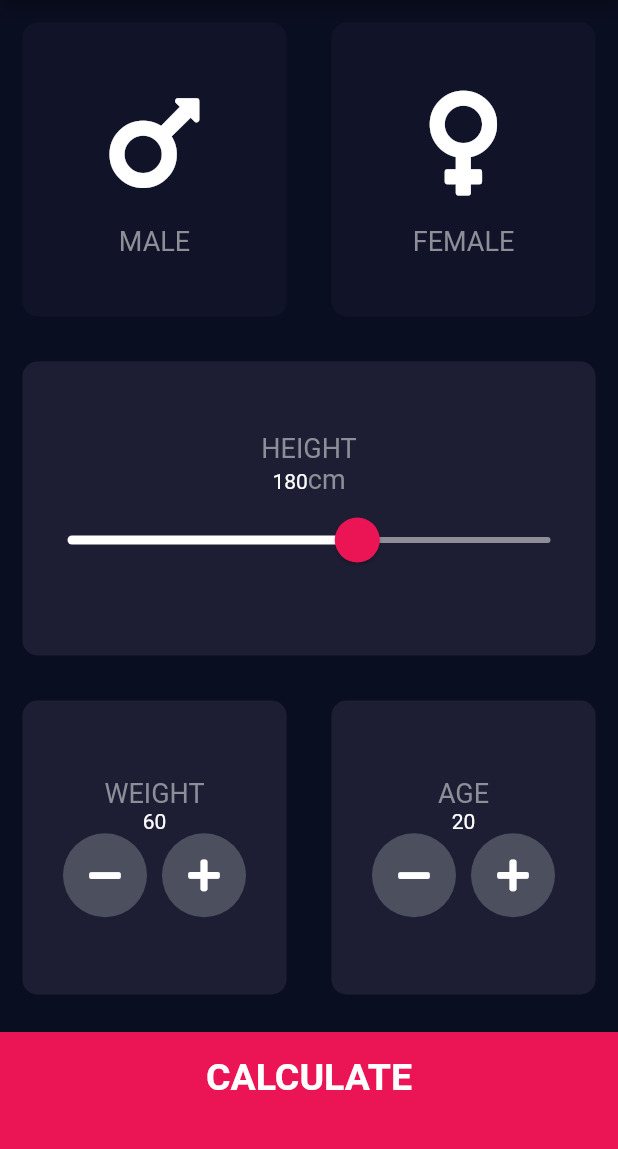
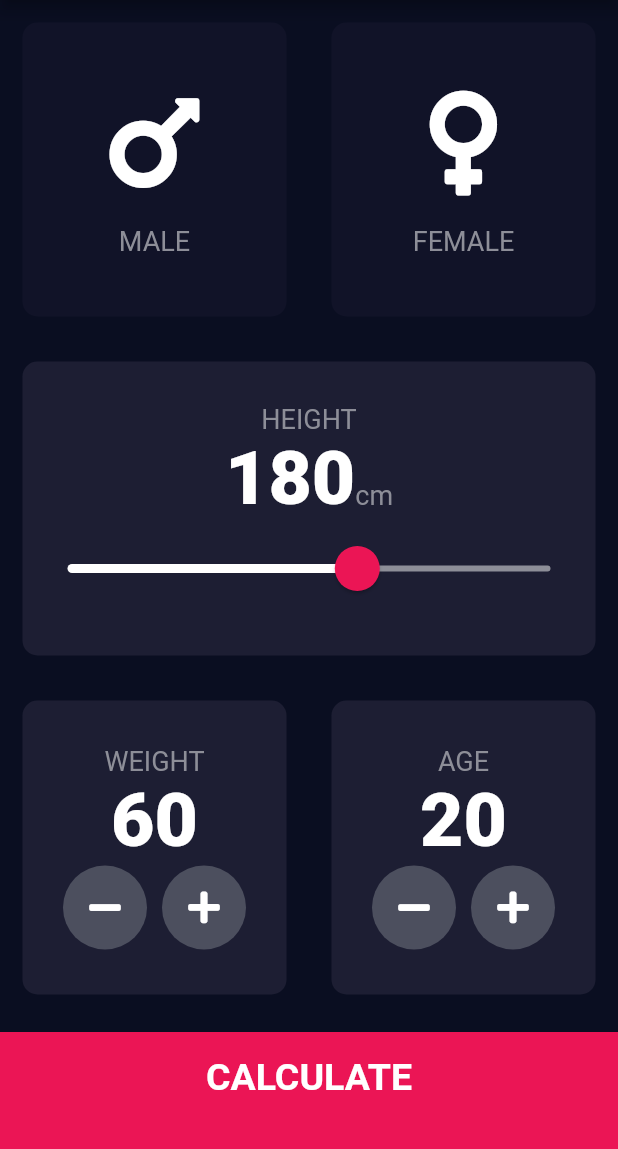
Before and after one commit to nuzmulhossainnahid/BMI_CALCULATOR, a Flutter app: the screen it shows after launch, on a phone screen of 412 x 824 dp, the part 84-1233 px from its top. Run offline on Flutter 3.47's test engine with Material 2 defaults, Android fonts, the phone set to English and light mode, and no system bars; our stand-ins replace font_awesome_flutter.

Commit message:
Update constants.dart

```diff
--- a/lib/constants.dart
+++ b/lib/constants.dart
@@ -11,9 +11,9 @@ const kLabelTextStyle = TextStyle(
   color: Color(0xFF8D8E98),
 );
 
-// const kNumberTextStyle = TextStyle(
-//   fontSize: 50.0,
-//   fontWeight: FontWeight.w900,
+const kNumberTextStyle = TextStyle(
+  fontSize: 50.0,
+  fontWeight: FontWeight.w900,
 );
 
 const kLargeButtonTextStyle = TextStyle(
```
